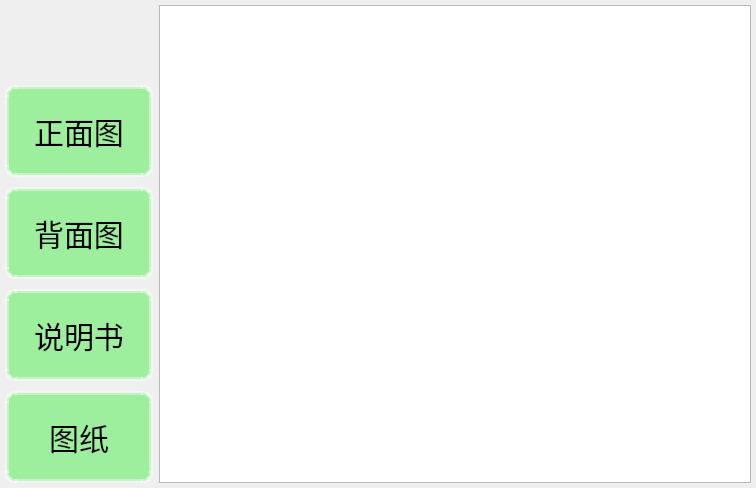
This is Painter/widget.ui in SummerMemories/Qt_painter as Qt 5 draws it before an edit. The edited form follows.
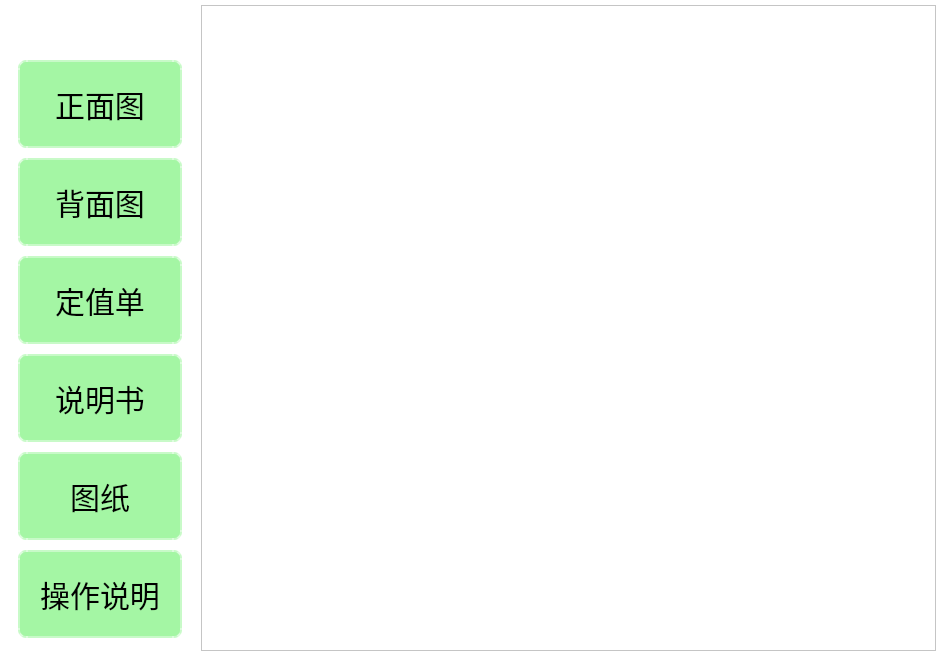
This is the edited form.

The edit to the form file:
```diff
--- a/Painter/widget.ui
+++ b/Painter/widget.ui
@@ -6,13 +6,22 @@
    <rect>
     <x>0</x>
     <y>0</y>
-    <width>756</width>
-    <height>488</height>
+    <width>941</width>
+    <height>608</height>
    </rect>
   </property>
+  <property name="sizePolicy">
+   <sizepolicy hsizetype="Preferred" vsizetype="Preferred">
+    <horstretch>0</horstretch>
+    <verstretch>0</verstretch>
+   </sizepolicy>
+  </property>
   <property name="windowTitle">
    <string>Widget</string>
   </property>
+  <property name="styleSheet">
+   <string notr="true">background-color: rgb(255, 255, 255);</string>
+  </property>
   <layout class="QHBoxLayout" name="horizontalLayout" stretch="2,8">
    <property name="leftMargin">
     <number>5</number>
@@ -75,21 +84,25 @@
 </string>
      </property>
      <layout class="QVBoxLayout" name="verticalLayout">
-      <property name="spacing">
-       <number>10</number>
-      </property>
-      <property name="leftMargin">
-       <number>0</number>
-      </property>
-      <property name="topMargin">
-       <number>0</number>
-      </property>
-      <property name="rightMargin">
-       <number>0</number>
-      </property>
-      <property name="bottomMargin">
-       <number>0</number>
-      </property>
+      <item>
+       <widget class="QWidget" name="widget_2" native="true">
+        <layout class="QHBoxLayout" name="horizontalLayout_2">
+         <item>
+          <widget class="QLabel" name="label">
+           <property name="sizePolicy">
+            <sizepolicy hsizetype="Minimum" vsizetype="Minimum">
+             <horstretch>0</horstretch>
+             <verstretch>0</verstretch>
+            </sizepolicy>
+           </property>
+           <property name="text">
+            <string/>
+           </property>
+          </widget>
+         </item>
+        </layout>
+       </widget>
+      </item>
       <item>
        <spacer name="verticalSpacer">
         <property name="orientation">
@@ -106,7 +119,7 @@
       <item>
        <widget class="QPushButton" name="m_FontPicture">
         <property name="sizePolicy">
-         <sizepolicy hsizetype="Minimum" vsizetype="Fixed">
+         <sizepolicy hsizetype="Minimum" vsizetype="Maximum">
           <horstretch>0</horstretch>
           <verstretch>0</verstretch>
          </sizepolicy>
@@ -114,7 +127,7 @@
         <property name="minimumSize">
          <size>
           <width>0</width>
-          <height>50</height>
+          <height>0</height>
          </size>
         </property>
         <property name="text">
@@ -125,7 +138,7 @@
       <item>
        <widget class="QPushButton" name="m_BackPicture">
         <property name="sizePolicy">
-         <sizepolicy hsizetype="Minimum" vsizetype="Fixed">
+         <sizepolicy hsizetype="Minimum" vsizetype="Maximum">
           <horstretch>0</horstretch>
           <verstretch>0</verstretch>
          </sizepolicy>
@@ -133,7 +146,7 @@
         <property name="minimumSize">
          <size>
           <width>0</width>
-          <height>50</height>
+          <height>0</height>
          </size>
         </property>
         <property name="text">
@@ -144,26 +157,20 @@
       <item>
        <widget class="QPushButton" name="m_PDF1">
         <property name="sizePolicy">
-         <sizepolicy hsizetype="Minimum" vsizetype="Fixed">
+         <sizepolicy hsizetype="Minimum" vsizetype="Maximum">
           <horstretch>0</horstretch>
           <verstretch>0</verstretch>
          </sizepolicy>
         </property>
-        <property name="minimumSize">
-         <size>
-          <width>0</width>
-          <height>50</height>
-         </size>
-        </property>
         <property name="text">
-         <string>说明书</string>
+         <string>定值单</string>
         </property>
        </widget>
       </item>
       <item>
        <widget class="QPushButton" name="m_PDF2">
         <property name="sizePolicy">
-         <sizepolicy hsizetype="Minimum" vsizetype="Fixed">
+         <sizepolicy hsizetype="Minimum" vsizetype="Maximum">
           <horstretch>0</horstretch>
           <verstretch>0</verstretch>
          </sizepolicy>
@@ -171,7 +178,26 @@
         <property name="minimumSize">
          <size>
           <width>0</width>
-          <height>50</height>
+          <height>0</height>
+         </size>
+        </property>
+        <property name="text">
+         <string>说明书</string>
+        </property>
+       </widget>
+      </item>
+      <item>
+       <widget class="QPushButton" name="m_PDF3">
+        <property name="sizePolicy">
+         <sizepolicy hsizetype="Minimum" vsizetype="Maximum">
+          <horstretch>0</horstretch>
+          <verstretch>0</verstretch>
+         </sizepolicy>
+        </property>
+        <property name="minimumSize">
+         <size>
+          <width>0</width>
+          <height>0</height>
          </size>
         </property>
         <property name="text">
@@ -179,11 +205,36 @@
         </property>
        </widget>
       </item>
+      <item>
+       <widget class="QPushButton" name="m_PDF4">
+        <property name="sizePolicy">
+         <sizepolicy hsizetype="Minimum" vsizetype="Maximum">
+          <horstretch>0</horstretch>
+          <verstretch>0</verstretch>
+         </sizepolicy>
+        </property>
+        <property name="text">
+         <string>操作说明</string>
+        </property>
+       </widget>
+      </item>
      </layout>
     </widget>
    </item>
    <item>
     <widget class="QGraphicsView" name="ImageGraphic">
+     <property name="sizePolicy">
+      <sizepolicy hsizetype="MinimumExpanding" vsizetype="Expanding">
+       <horstretch>0</horstretch>
+       <verstretch>0</verstretch>
+      </sizepolicy>
+     </property>
+     <property name="minimumSize">
+      <size>
+       <width>0</width>
+       <height>0</height>
+      </size>
+     </property>
      <property name="styleSheet">
       <string notr="true">border-color: qlineargradient(spread:pad, x1:0, y1:0, x2:1, y2:0, stop:0 rgba(255, 0, 0, 255), stop:0.166 rgba(255, 255, 0, 255), stop:0.333 rgba(0, 255, 0, 255), stop:0.5 rgba(0, 255, 255, 255), stop:0.666 rgba(0, 0, 255, 255), stop:0.833 rgba(255, 0, 255, 255), stop:1 rgba(255, 0, 0, 255));</string>
      </property>
```
